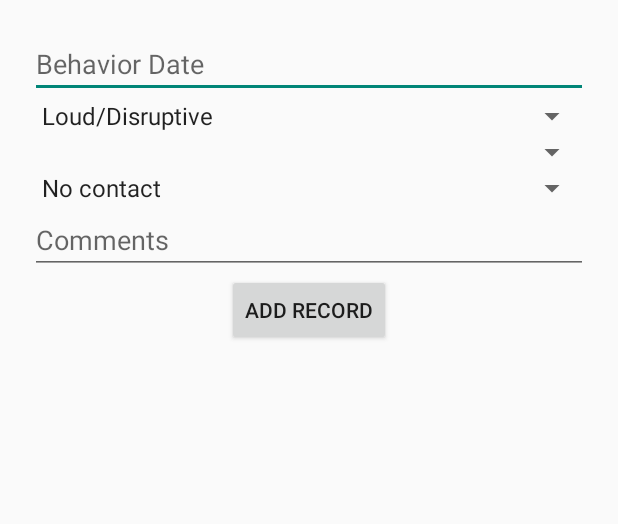
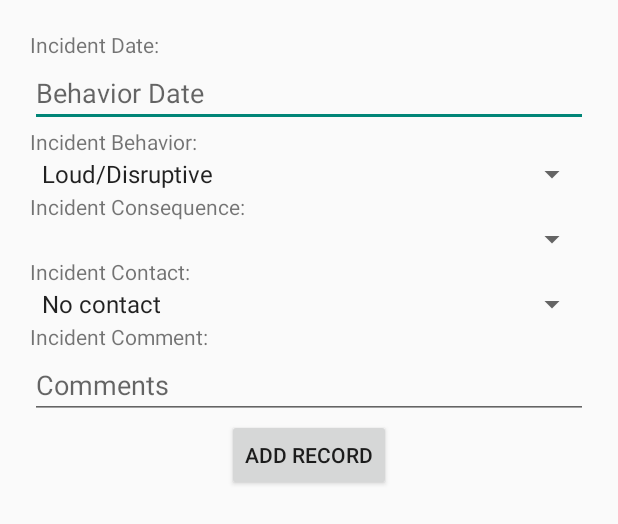
Before and after one commit to michaelbz1/and_studio_students_crud_and_checklist-v4, an Android app: the layout activity_add_incident_record.xml on its own in the app's theme, with its tools: preview values and no code run, on a phone screen of 412 x 824 dp. Shown: the top 524 px of the screen. Run offline under Robolectric (Android 15) with nearby library versions, the phone set to English and light mode, and no system bars.

```diff
--- a/app/src/main/res/layout/activity_add_incident_record.xml
+++ b/app/src/main/res/layout/activity_add_incident_record.xml
@@ -16,6 +16,12 @@
         <requestFocus />
     </EditText>
 
+    <TextView
+        android:id="@+id/textView2"
+        android:layout_width="match_parent"
+        android:layout_height="wrap_content"
+        android:text="Incident Date:" />
+
     <EditText
         android:id="@+id/behaviordate_edittext"
         android:layout_width="match_parent"
@@ -23,6 +29,13 @@
         android:ems="10"
         android:hint="@string/behavior_date"
         android:onClick="setDate"></EditText>
+
+    <TextView
+        android:id="@+id/textView2"
+        android:layout_width="match_parent"
+        android:layout_height="wrap_content"
+        android:text="Incident Behavior:" />
+
 
     <Spinner
         android:id="@+id/behaviorname_edittext"
@@ -42,6 +55,13 @@
     </EditText>
 -->
 
+    <TextView
+        android:id="@+id/textView2"
+        android:layout_width="match_parent"
+        android:layout_height="wrap_content"
+        android:text="Incident Consequence:" />
+
+
     <Spinner
         android:id="@+id/spinner_consequence"
         android:layout_width="match_parent"
@@ -49,12 +69,26 @@
          />
     <!--android:entries="@array/consequences"-->
 
+    <TextView
+        android:id="@+id/textView2"
+        android:layout_width="match_parent"
+        android:layout_height="wrap_content"
+        android:text="Incident Contact:" />
+
+
     <Spinner
         android:id="@+id/spinner_parent_contact"
         android:layout_width="match_parent"
         android:layout_height="wrap_content"
         android:entries="@array/parent_contact"
          />
+
+    <TextView
+        android:id="@+id/textView2"
+        android:layout_width="match_parent"
+        android:layout_height="wrap_content"
+        android:text="Incident Comment:" />
+
 
     <EditText
         android:id="@+id/et_comments"
--- a/app/src/main/res/values/strings.xml
+++ b/app/src/main/res/values/strings.xml
@@ -22,6 +22,9 @@
         name="categories">
         <item>1</item>
         <item>2</item>
+        <item>3</item>
+        <item>4</item>
+        <item>5</item>
         <item>6</item>
         <item>7</item>
         <item>8</item>
```
Also changed, not shown: app/src/main/java/com/journaldev/sqlite/AddIncidentActivity.java (+7 -1 lines), app/src/main/java/com/journaldev/sqlite/DatabaseBehaviorsHelper.java (+23 -0 lines), app/src/main/java/com/journaldev/sqlite/DatabaseClassPeriodsHelper.java (+27 -0 lines), app/src/main/java/com/journaldev/sqlite/DatabaseConsequenceHelper.java (+24 -0 lines), app/src/main/java/com/journaldev/sqlite/MainActivity.java (+10 -5 lines).
